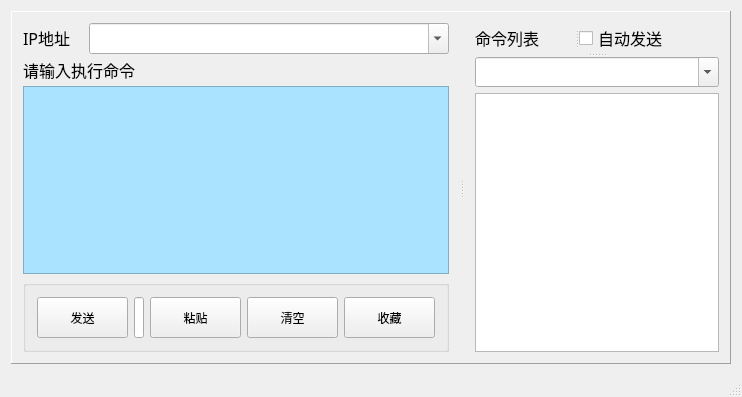
This is cmdServer/mainwindow.ui in weilaidb/execCmd as Qt 5 draws it before an edit. The edited form follows.
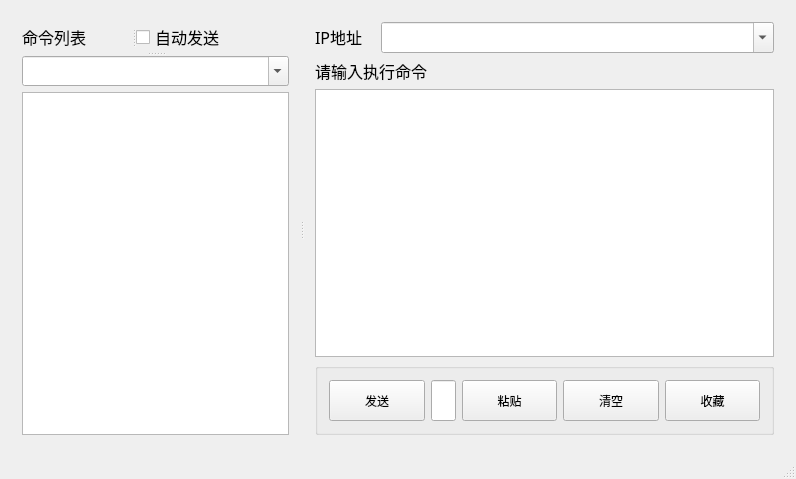
This is the edited form.

What changed in the file:
```diff
--- a/cmdServer/mainwindow.ui
+++ b/cmdServer/mainwindow.ui
@@ -6,8 +6,8 @@
    <rect>
     <x>0</x>
     <y>0</y>
-    <width>742</width>
-    <height>397</height>
+    <width>796</width>
+    <height>479</height>
    </rect>
   </property>
   <property name="windowTitle">
@@ -17,24 +17,99 @@
    <layout class="QGridLayout" name="gridLayout">
     <item row="0" column="0">
      <widget class="QSplitter" name="splitter">
-      <property name="sizePolicy">
-       <sizepolicy hsizetype="Expanding" vsizetype="Expanding">
-        <horstretch>3</horstretch>
-        <verstretch>0</verstretch>
-       </sizepolicy>
-      </property>
-      <property name="frameShape">
-       <enum>QFrame::Panel</enum>
-      </property>
-      <property name="frameShadow">
-       <enum>QFrame::Raised</enum>
-      </property>
       <property name="orientation">
        <enum>Qt::Horizontal</enum>
       </property>
-      <property name="childrenCollapsible">
-       <bool>true</bool>
-      </property>
+      <widget class="QWidget" name="layoutWidget">
+       <layout class="QVBoxLayout" name="verticalLayout_2">
+        <item>
+         <widget class="QSplitter" name="splitter_4">
+          <property name="orientation">
+           <enum>Qt::Vertical</enum>
+          </property>
+          <widget class="QSplitter" name="splitter_3">
+           <property name="orientation">
+            <enum>Qt::Horizontal</enum>
+           </property>
+           <widget class="QLabel" name="label_3">
+            <property name="minimumSize">
+             <size>
+              <width>0</width>
+              <height>0</height>
+             </size>
+            </property>
+            <property name="maximumSize">
+             <size>
+              <width>16777215</width>
+              <height>30</height>
+             </size>
+            </property>
+            <property name="font">
+             <font>
+              <family>宋体</family>
+              <pointsize>12</pointsize>
+              <weight>50</weight>
+              <bold>false</bold>
+             </font>
+            </property>
+            <property name="text">
+             <string>命令列表</string>
+            </property>
+           </widget>
+           <widget class="QCheckBox" name="checkBox_autosend">
+            <property name="font">
+             <font>
+              <family>宋体</family>
+              <pointsize>12</pointsize>
+              <weight>50</weight>
+              <bold>false</bold>
+             </font>
+            </property>
+            <property name="text">
+             <string>自动发送</string>
+            </property>
+           </widget>
+          </widget>
+          <widget class="QComboBox" name="comboBox_findlist">
+           <property name="maximumSize">
+            <size>
+             <width>16777215</width>
+             <height>30</height>
+            </size>
+           </property>
+           <property name="font">
+            <font>
+             <family>Times New Roman</family>
+             <pointsize>14</pointsize>
+            </font>
+           </property>
+           <property name="editable">
+            <bool>true</bool>
+           </property>
+           <property name="maxVisibleItems">
+            <number>30</number>
+           </property>
+          </widget>
+         </widget>
+        </item>
+        <item>
+         <widget class="QListWidget" name="listWidget_cmdlist">
+          <property name="font">
+           <font>
+            <family>宋体</family>
+            <pointsize>12</pointsize>
+            <weight>50</weight>
+            <italic>false</italic>
+            <bold>false</bold>
+           </font>
+          </property>
+          <property name="styleSheet">
+           <string notr="true">selection-color: rgb(0, 255, 255);</string>
+          </property>
+         </widget>
+        </item>
+       </layout>
+      </widget>
       <widget class="QWidget" name="layoutWidget">
        <layout class="QVBoxLayout" name="verticalLayout">
         <item>
@@ -119,13 +194,13 @@
           <property name="font">
            <font>
             <family>宋体</family>
-            <pointsize>14</pointsize>
-            <weight>75</weight>
-            <bold>true</bold>
+            <pointsize>12</pointsize>
+            <weight>50</weight>
+            <bold>false</bold>
            </font>
           </property>
           <property name="styleSheet">
-           <string notr="true">background-color: rgb(170, 227, 255);</string>
+           <string notr="true"/>
           </property>
          </widget>
         </item>
@@ -235,96 +310,6 @@
         </item>
        </layout>
       </widget>
-      <widget class="QWidget" name="layoutWidget">
-       <layout class="QVBoxLayout" name="verticalLayout_2">
-        <item>
-         <widget class="QSplitter" name="splitter_4">
-          <property name="orientation">
-           <enum>Qt::Vertical</enum>
-          </property>
-          <widget class="QSplitter" name="splitter_3">
-           <property name="orientation">
-            <enum>Qt::Horizontal</enum>
-           </property>
-           <widget class="QLabel" name="label_3">
-            <property name="minimumSize">
-             <size>
-              <width>0</width>
-              <height>0</height>
-             </size>
-            </property>
-            <property name="maximumSize">
-             <size>
-              <width>16777215</width>
-              <height>30</height>
-             </size>
-            </property>
-            <property name="font">
-             <font>
-              <family>宋体</family>
-              <pointsize>12</pointsize>
-              <weight>50</weight>
-              <bold>false</bold>
-             </font>
-            </property>
-            <property name="text">
-             <string>命令列表</string>
-            </property>
-           </widget>
-           <widget class="QCheckBox" name="checkBox_autosend">
-            <property name="font">
-             <font>
-              <family>宋体</family>
-              <pointsize>12</pointsize>
-              <weight>50</weight>
-              <bold>false</bold>
-             </font>
-            </property>
-            <property name="text">
-             <string>自动发送</string>
-            </property>
-           </widget>
-          </widget>
-          <widget class="QComboBox" name="comboBox_findlist">
-           <property name="maximumSize">
-            <size>
-             <width>16777215</width>
-             <height>30</height>
-            </size>
-           </property>
-           <property name="font">
-            <font>
-             <family>Times New Roman</family>
-             <pointsize>14</pointsize>
-            </font>
-           </property>
-           <property name="editable">
-            <bool>true</bool>
-           </property>
-           <property name="maxVisibleItems">
-            <number>30</number>
-           </property>
-          </widget>
-         </widget>
-        </item>
-        <item>
-         <widget class="QListWidget" name="listWidget_cmdlist">
-          <property name="font">
-           <font>
-            <family>宋体</family>
-            <pointsize>12</pointsize>
-            <weight>50</weight>
-            <italic>false</italic>
-            <bold>false</bold>
-           </font>
-          </property>
-          <property name="styleSheet">
-           <string notr="true">selection-color: rgb(0, 255, 255);</string>
-          </property>
-         </widget>
-        </item>
-       </layout>
-      </widget>
      </widget>
     </item>
    </layout>
```
